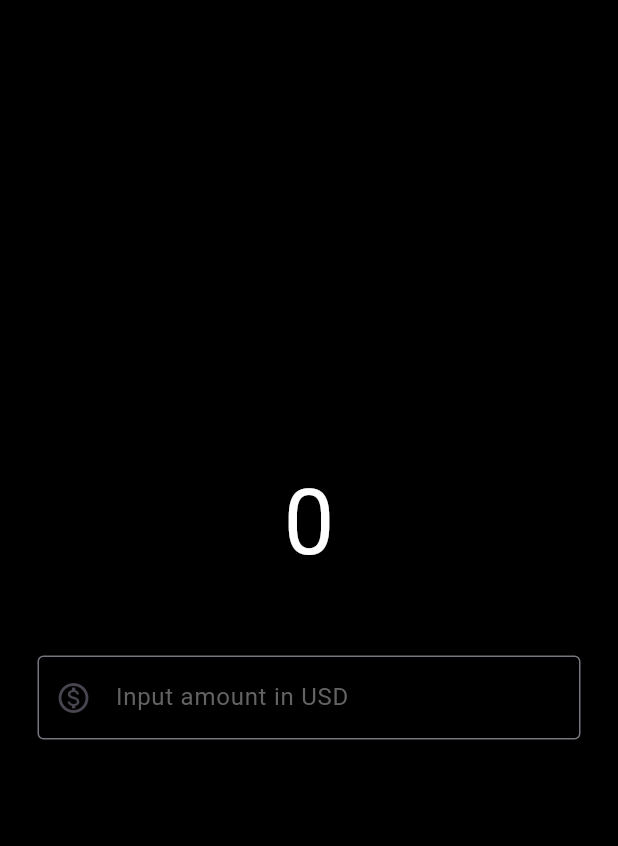
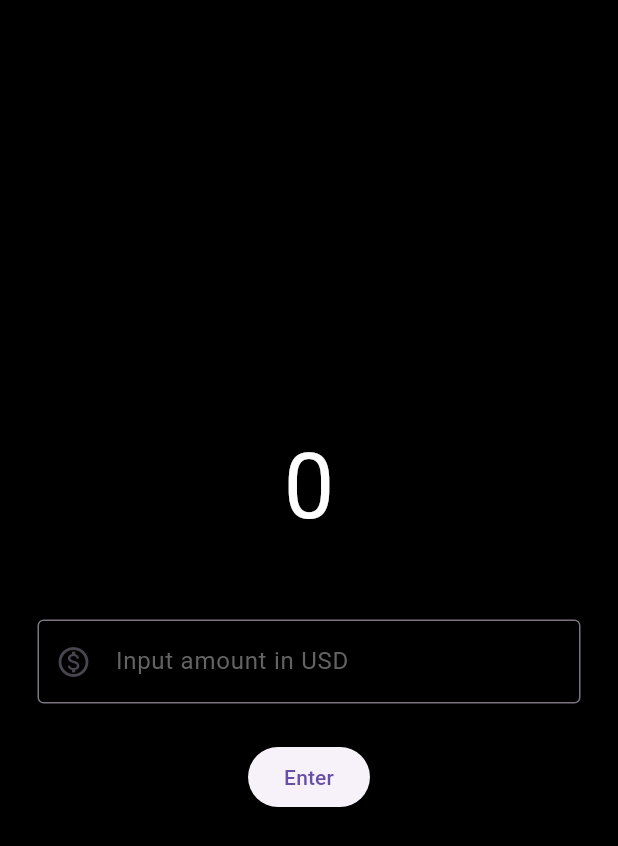
Before and after one commit to SajenTuladhar/currency_converter, a Flutter app: the screen it shows after launch, on a phone screen of 412 x 824 dp. Shown: the top 846 px of the screen. Run offline on Flutter 3.47's test engine with Material 3 defaults, Android fonts, the phone set to English and light mode, and no system bars.

Commit message:
add button

```diff
--- a/lib/home_page.dart
+++ b/lib/home_page.dart
@@ -7,19 +7,19 @@ class Home extends StatelessWidget {
 
   @override
   Widget build(BuildContext context) {
-    return const Scaffold(
+    return  Scaffold(
       backgroundColor: Colors.black,
       body:  Center(
         child: Column(
           mainAxisAlignment: MainAxisAlignment.center,
           children: [
-            Text('0',
+            const Text('0',
             style: TextStyle(
                color: Colors.white,
                fontSize: 60,
             ),),
-            SizedBox(height: 20,),
-            Padding(
+            const SizedBox(height: 20,),
+            const Padding(
               padding: EdgeInsets.all(25),
               child: TextField(
                 style: TextStyle(color: Colors.white),
@@ -33,7 +33,9 @@ class Home extends StatelessWidget {
                 ),
                 keyboardType: TextInputType.numberWithOptions(),
               ),
-            )
+
+            ),
+            ElevatedButton(onPressed: () {}, child: const Text('Enter'))
           ],
         ),
 
```
